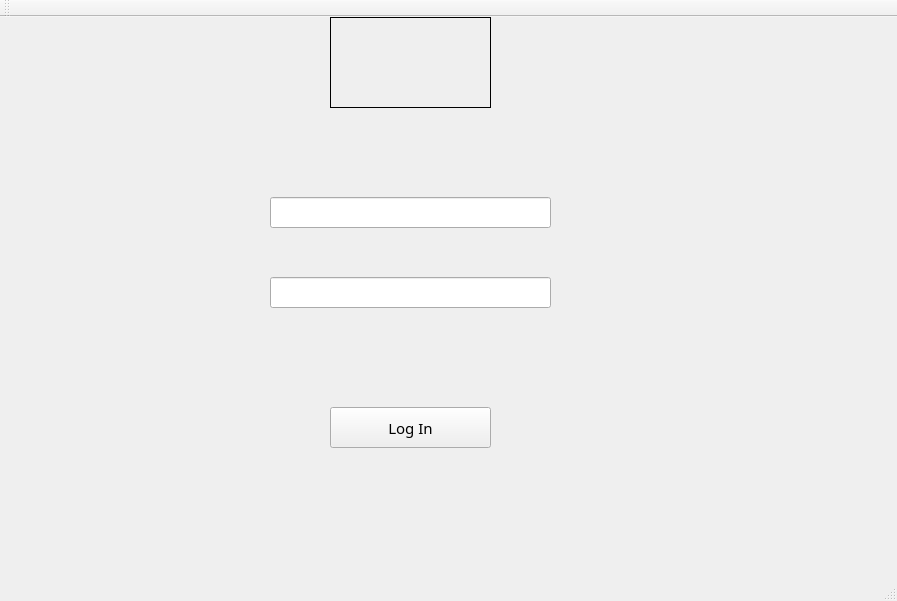
Before: the Qt Designer form Project_Client/Login.ui in deathtaco1231/deathtaco1231-COMP72070-24W-Project4-Group10-Sec3, drawn with Qt 5.
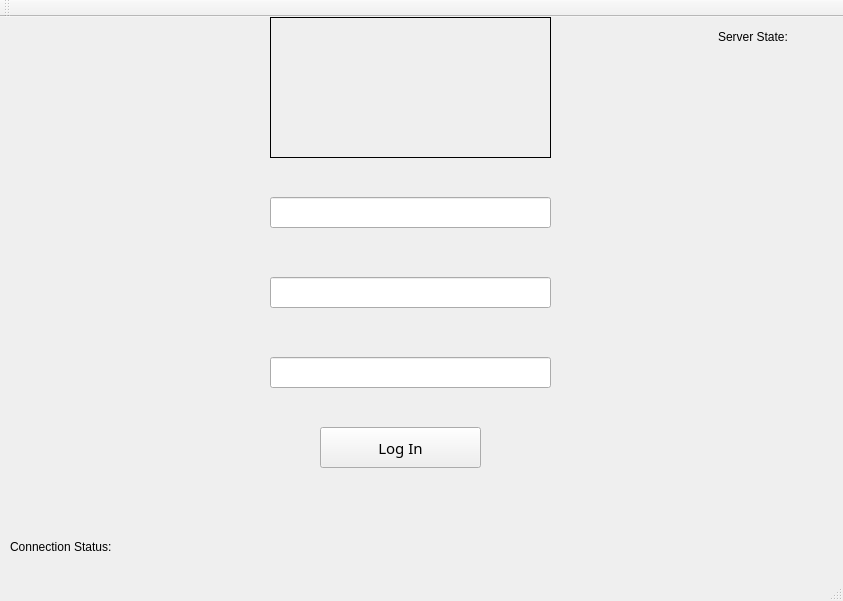
After: the same form once the commit is applied. Icons and pictures are not drawn.

```diff
--- a/Project_Client/Login.ui
+++ b/Project_Client/Login.ui
@@ -6,7 +6,7 @@
    <rect>
     <x>0</x>
     <y>0</y>
-    <width>897</width>
+    <width>843</width>
     <height>601</height>
    </rect>
   </property>
@@ -20,8 +20,8 @@
    <widget class="QPushButton" name="LoginBtn">
     <property name="geometry">
      <rect>
-      <x>330</x>
-      <y>390</y>
+      <x>320</x>
+      <y>410</y>
       <width>161</width>
       <height>41</height>
      </rect>
@@ -62,10 +62,10 @@
    <widget class="QLabel" name="label">
     <property name="geometry">
      <rect>
-      <x>330</x>
+      <x>270</x>
       <y>0</y>
-      <width>161</width>
-      <height>91</height>
+      <width>281</width>
+      <height>141</height>
      </rect>
     </property>
     <property name="frameShape">
@@ -84,6 +84,42 @@
      <bool>true</bool>
     </property>
    </widget>
+   <widget class="QLabel" name="label_2">
+    <property name="geometry">
+     <rect>
+      <x>718</x>
+      <y>10</y>
+      <width>101</width>
+      <height>20</height>
+     </rect>
+    </property>
+    <property name="text">
+     <string>Server State:</string>
+    </property>
+   </widget>
+   <widget class="QLabel" name="label_3">
+    <property name="geometry">
+     <rect>
+      <x>10</x>
+      <y>520</y>
+      <width>161</width>
+      <height>20</height>
+     </rect>
+    </property>
+    <property name="text">
+     <string>Connection Status:</string>
+    </property>
+   </widget>
+   <widget class="QLineEdit" name="adminline">
+    <property name="geometry">
+     <rect>
+      <x>270</x>
+      <y>340</y>
+      <width>281</width>
+      <height>31</height>
+     </rect>
+    </property>
+   </widget>
   </widget>
   <widget class="QMenuBar" name="menuBar">
    <property name="geometry">
```
Left out of the diff: 4 changed lines with no effect on the pictures.
